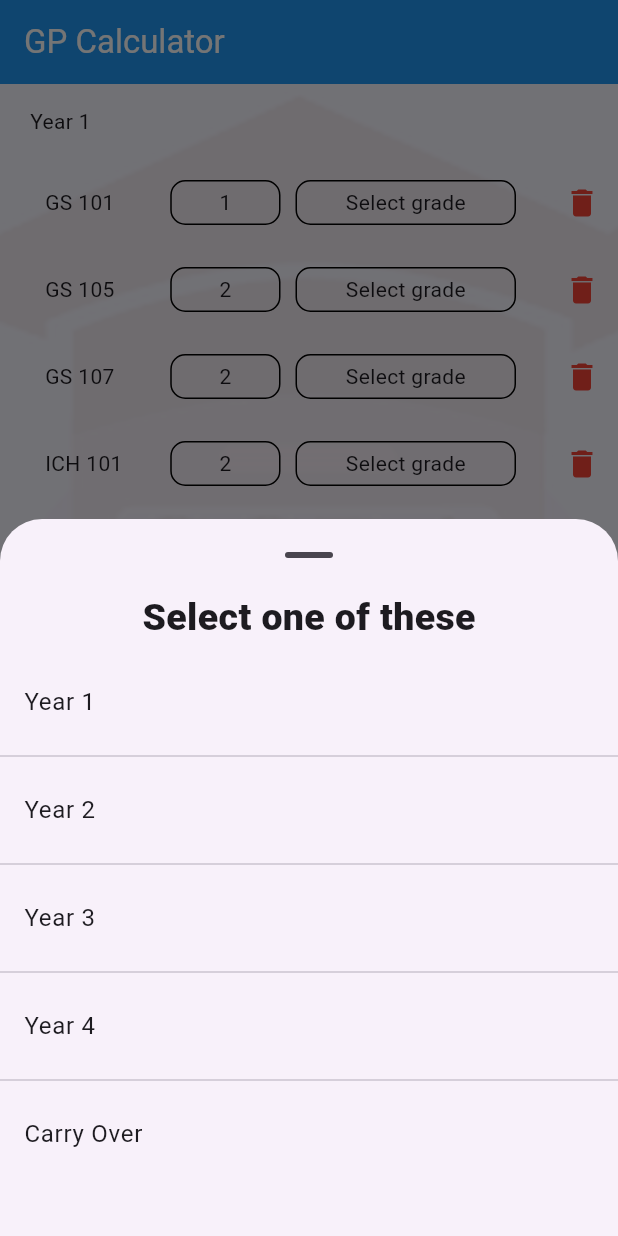
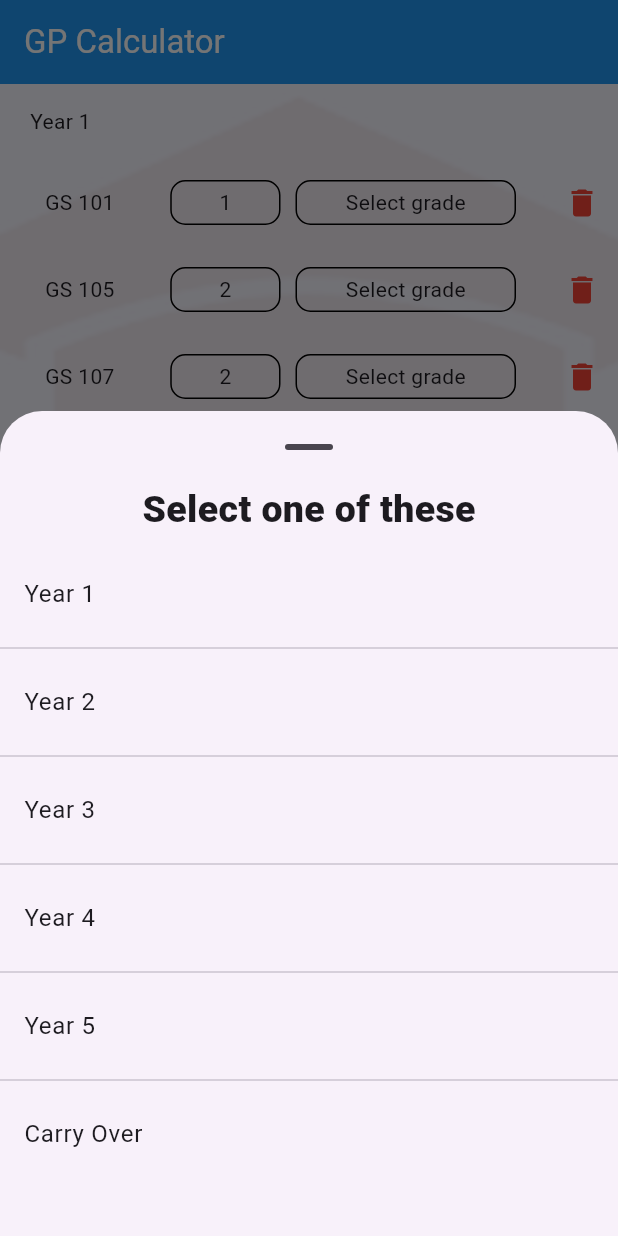
Before and after one commit to gabbygreat/gp_calculator, a Flutter app: the screen it shows after launch, after a tap on the "add" icon, on a phone screen of 412 x 824 dp. Run offline on Flutter 3.47's test engine with Material 2 defaults, Android fonts, the phone set to English and light mode, and no system bars.

Commit message:
:sparkles: I believe it's done

```diff
--- a/lib/utils/backbone.dart
+++ b/lib/utils/backbone.dart
@@ -87,4 +87,5 @@ Map<String, List<CourseModel>> courses = {
     CourseModel(load: 6, name: "IT"),
   ],
   "5": [],
+  "6": [],
 };
--- a/lib/view/home.dart
+++ b/lib/view/home.dart
@@ -18,6 +18,7 @@ class _HomeScreenState extends State<HomeScreen>
 
     groupedCourses = Map.from(courses);
     groupedCourses.remove('5');
+    groupedCourses.remove('6');
   }
 
   void calculateGP() {
@@ -48,7 +49,7 @@ class _HomeScreenState extends State<HomeScreen>
               const SnackBar(
                 duration: Duration(milliseconds: 800),
                 content: Text(
-                  'Enter the grade for all courses! 🥸',
+                  'Enter the grade for all courses! 😤',
                   style: TextStyle(
                     fontSize: 18,
                     fontWeight: FontWeight.bold,
@@ -98,7 +99,7 @@ class _HomeScreenState extends State<HomeScreen>
                   return ListTile(
                     title: Builder(builder: (context) {
                       var text = 'Year $courseYear';
-                      if (courseYear == '5') {
+                      if (courseYear == '6') {
                         text = 'Carry Over';
                       }
                       return Text(text);
@@ -213,16 +214,16 @@ class _HomeScreenState extends State<HomeScreen>
         ),
         backgroundColor: Colors.blue,
       ),
-      floatingActionButton: groupedCourses.length == 5
-          ? null
-          : FloatingActionButton(
-              onPressed: openYearList,
-              child: const Icon(
-                Icons.add,
-              ),
-            ),
+      floatingActionButton: FloatingActionButton(
+        onPressed: openYearList,
+        child: const Icon(
+          Icons.add,
+        ),
+      ),
       bottomNavigationBar: Container(
-        height: 120,
+        padding: const EdgeInsets.symmetric(
+          vertical: 10,
+        ),
         color: Colors.blue,
         child: Row(
           mainAxisAlignment: MainAxisAlignment.center,
@@ -287,7 +288,7 @@ class _HomeScreenState extends State<HomeScreen>
                             ),
                             child: Builder(builder: (context) {
                               var text = 'Year $courseYear';
-                              if (courseYear == '5') {
+                              if (courseYear == '6') {
                                 text = 'Carry Over';
                               }
                               return Row(
```
Also changed, not shown: 1 other file.
